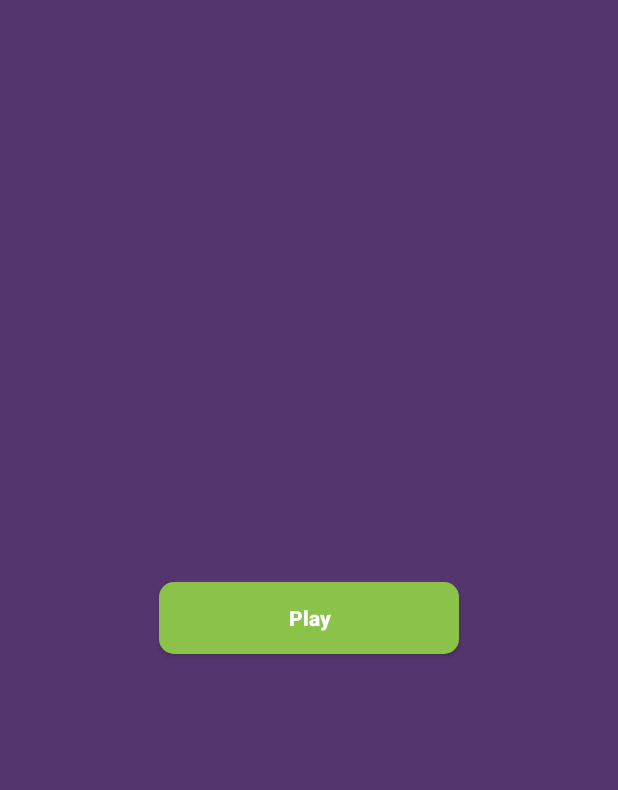
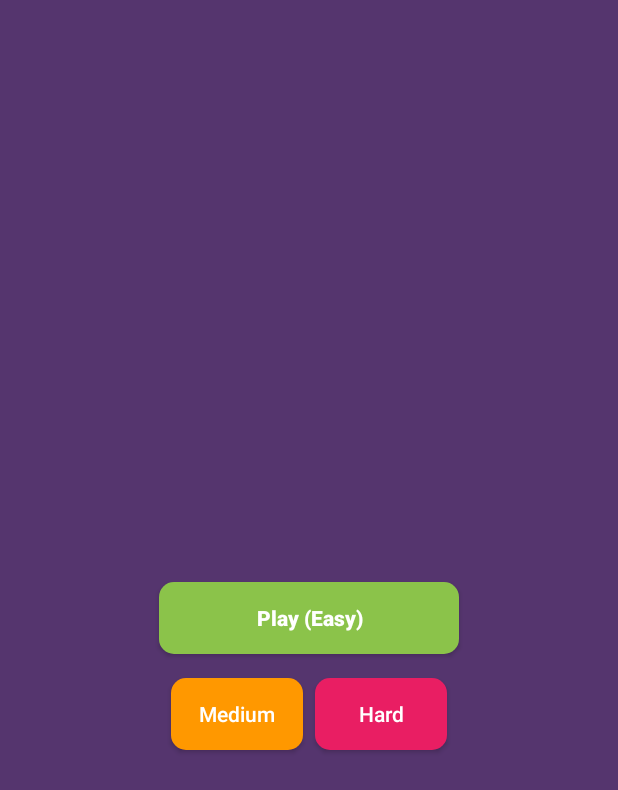
Before and after one commit to zeynalnicat/ball_bounce_game, an Android app: the fragment MenuFragment placed in its activity, on a phone screen of 412 x 824 dp. Shown: the top 790 px of the screen. Run offline under Robolectric (Android 15) with nearby library versions, the phone set to English and light mode, and no system bars; our stand-ins replace Dagger/Hilt's generated code; libraries missing offline, so code that uses them is left out: com.github.terrakok.cicerone; 2 statements that could not run were skipped.

Commit message:
difficulty levels : EASY (default), Medium , Hard

```diff
--- a/app/src/main/java/com/example/canvasexample/ui/play/PlayFragment.kt
+++ b/app/src/main/java/com/example/canvasexample/ui/play/PlayFragment.kt
@@ -60,7 +60,6 @@ class PlayFragment : Fragment() {
 
         val callBack = object: OnBackPressedCallback(true){
             override fun handleOnBackPressed() {
-                viewModel.onIntent(PlayIntent.OnNavigateToResult)
                 countDownTimer.onFinish()
             }
 
--- a/app/src/main/java/com/example/canvasexample/ui/shared/CoreIntent.kt
+++ b/app/src/main/java/com/example/canvasexample/ui/shared/CoreIntent.kt
@@ -6,4 +6,7 @@ sealed class CoreIntent {
     data object DecreaseScore : CoreIntent()
     data object OnNavigateToHome : CoreIntent()
     data object OnNavigateToPlay : CoreIntent()
+    data class OnSetDifficulty(val difficulty: Difficulty): CoreIntent()
+    data object OnChangeVelocityX : CoreIntent()
+    data object  OnChangeVelocityY: CoreIntent()
 }
--- a/app/src/main/java/com/example/canvasexample/ui/shared/CoreState.kt
+++ b/app/src/main/java/com/example/canvasexample/ui/shared/CoreState.kt
@@ -1,5 +1,15 @@
 package com.example.canvasexample.ui.shared
 
 data class CoreState(
-    val score: Int = 0
+    val score: Int = 0,
+    val ballRadius: Float = 200f,
+    val paddleWidth: Float = 300f,
+    val velocityX: Float =15f,
+    val velocityY : Float =20f
 )
+
+enum class Difficulty {
+    EASY,
+    MEDIUM,
+    HARD
+}
--- /dev/null
+++ b/app/src/main/res/drawable/custom_button_orange.xml
@@ -0,0 +1,8 @@
+<?xml version="1.0" encoding="utf-8"?>
+<shape xmlns:android="http://schemas.android.com/apk/res/android">
+
+
+    <solid android:color="@color/stopwatch"/>
+    <corners android:radius="10dp"/>
+    <padding android:bottom="10dp" android:left="10dp" android:right="10dp" android:top="10dp"/>
+</shape>
--- a/app/src/main/res/layout/fragment_menu.xml
+++ b/app/src/main/res/layout/fragment_menu.xml
@@ -11,7 +11,7 @@
        android:id="@+id/btnPlay"
        android:layout_width="200dp"
        android:layout_height="wrap_content"
-       android:text="Play"
+       android:text="Play (Easy)"
        android:textStyle="bold"
        app:layout_constraintTop_toTopOf="parent"
        app:layout_constraintBottom_toBottomOf="parent"
@@ -19,4 +19,30 @@
        app:layout_constraintStart_toStartOf="parent"
        tools:targetApi="29" />
 
+   <com.example.canvasexample.components.DButton
+       android:id="@+id/btnMedium"
+       android:layout_height="wrap_content"
+       android:layout_width="wrap_content"
+       android:text="Medium"
+       app:layout_constraintEnd_toStartOf="@id/btnHard"
+       app:layout_constraintTop_toBottomOf="@id/btnPlay"
+       android:layout_marginTop="16dp"
+       app:backgroundDrawable="@drawable/custom_button_orange"
+       app:layout_constraintStart_toStartOf="@id/btnPlay"
+       tools:targetApi="29"
+      />
+
+   <com.example.canvasexample.components.DButton
+       android:id="@+id/btnHard"
+       android:layout_width="wrap_content"
+       android:layout_height="wrap_content"
+       android:text="Hard"
+       app:backgroundDrawable="@drawable/custom_button_red"
+       app:layout_constraintEnd_toEndOf="@id/btnPlay"
+       app:layout_constraintStart_toEndOf="@id/btnMedium"
+       app:layout_constraintTop_toTopOf="@+id/btnMedium"
+       tools:targetApi="29" />
+
+
+
 </androidx.constraintlayout.widget.ConstraintLayout>
```
Also changed, not shown: app/src/main/java/com/example/canvasexample/components/PlayLayouts.kt (+15 -18 lines), app/src/main/java/com/example/canvasexample/ui/menu/MenuFragment.kt (+18 -0 lines), app/src/main/java/com/example/canvasexample/ui/shared/CoreViewModel.kt (+14 -0 lines).
